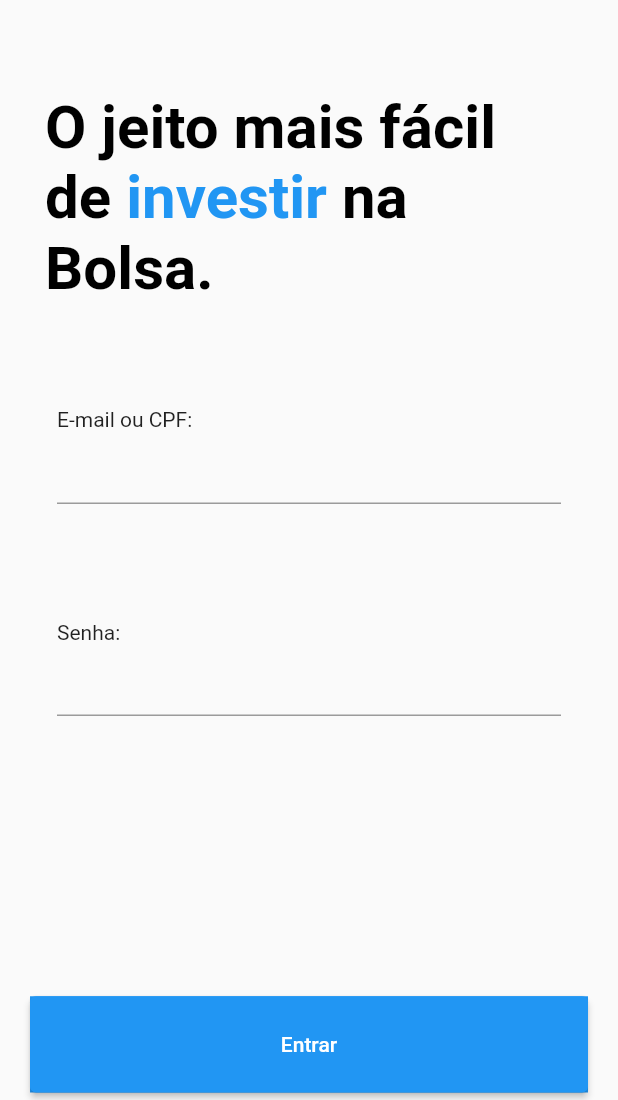
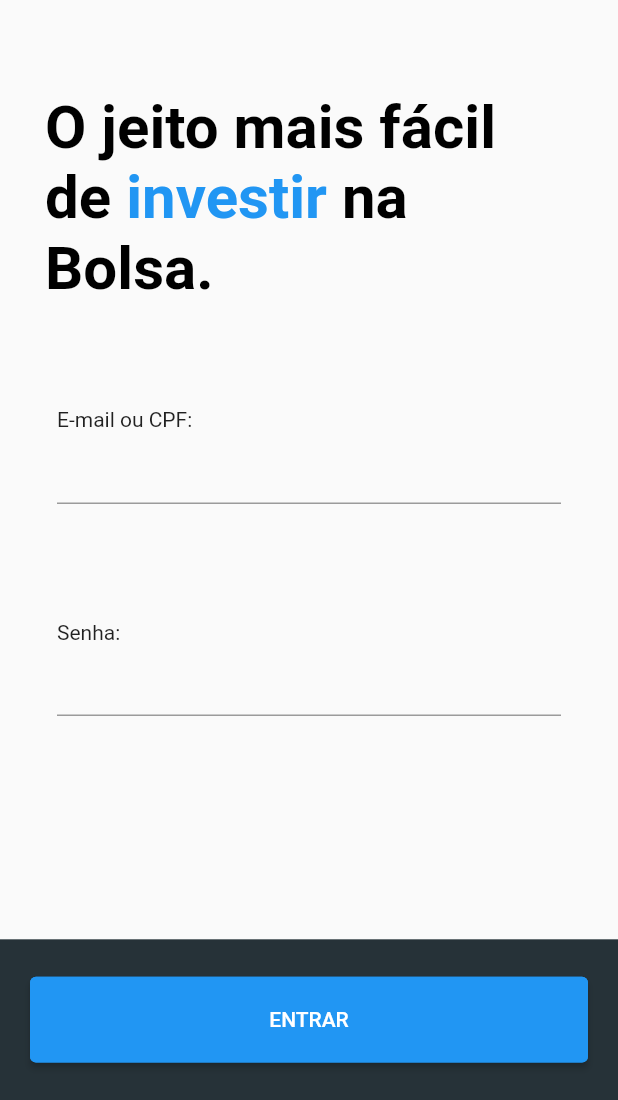
Before and after one commit to MatheusMontanha/desafio, a Flutter app: the LoginPageWidget screen opened by its route, on a phone screen of 412 x 824 dp, the part 136-1236 px from its top. Run offline on Flutter 3.47's test engine with Material 2 defaults, Android fonts, the phone set to English and light mode, and no system bars; our stand-ins replace carousel_slider, flutter_svg, smooth_page_indicator.

Commit message:
button design adjustments

```diff
--- a/technical_case/lib/modules/login_module/widgets/login_widget.dart
+++ b/technical_case/lib/modules/login_module/widgets/login_widget.dart
@@ -66,10 +66,15 @@ class _LoginPageWidgetState extends State<LoginPageWidget> {
             ),
           ),
         ),
-        bottomNavigationBar: const DefaultButton(
-          color: Colors.blue,
-          label: "Entrar",
-          labelColor: Colors.white,
+        bottomNavigationBar: Container(
+          height: MediaQuery.of(context).size.height * 0.13,
+          color: Colors.blueGrey[900],
+          child: DefaultButton(
+            color: Colors.blue,
+            label: loginTexts.singInTextButton,
+            labelColor: Colors.white,
+            isPageLogin: true,
+          ),
         ),
       ),
     );
--- a/technical_case/lib/modules/onboarding_module/widgets/onboarding_widget.dart
+++ b/technical_case/lib/modules/onboarding_module/widgets/onboarding_widget.dart
@@ -78,7 +78,7 @@ class _OnboardingPageWidgetState extends State<OnboardingPageWidget> {
                 padding: const EdgeInsets.symmetric(vertical: 25),
                 child: buildIndicator(),
               ),
-              OnboardingButtonsWidget(),
+              const OnboardingButtonsWidget(),
             ],
           ),
         ),
--- a/technical_case/lib/modules/utils/localization/login_strings.dart
+++ b/technical_case/lib/modules/utils/localization/login_strings.dart
@@ -10,4 +10,5 @@ class LoginStrings {
   String get titleThirdPartLoginPage => "na Bolsa.";
   String get titleTextFormFieldEmail => "E-mail ou CPF:";
   String get titleTextFormFieldPassword => "Senha:";
+  String get singInTextButton => "ENTRAR";
 }
--- a/technical_case/lib/modules/widgets/global_button_widget.dart
+++ b/technical_case/lib/modules/widgets/global_button_widget.dart
@@ -1,33 +1,39 @@
 import 'package:flutter/material.dart';
+import 'package:technical_case/modules/router/routes.dart';
 
 class DefaultButton extends StatelessWidget {
   final Color color;
   final String label;
   final Color labelColor;
+  final bool isPageLogin;
   const DefaultButton({
     Key? key,
     required this.color,
     required this.label,
     required this.labelColor,
+    this.isPageLogin = false,
   }) : super(key: key);
 
   @override
   Widget build(BuildContext context) {
     return SizedBox(
-      //  color: Colors.blueGrey[900],
-      // color: color,
       height: MediaQuery.of(context).size.height * 0.09,
       width: double.infinity,
       child: Padding(
-        padding: const EdgeInsets.symmetric(horizontal: 20, vertical: 05),
+        padding: EdgeInsets.symmetric(
+            horizontal: 20, vertical: isPageLogin ? 25.0 : 5.0),
         child: Column(
           children: [
             Expanded(
-              child: Container(
-                color: color,
+              child: SizedBox(
                 width: double.infinity,
                 child: ElevatedButton(
-                  onPressed: () {},
+                  style: ElevatedButton.styleFrom(
+                      primary: color,
+                      side: const BorderSide(color: Colors.blue, width: 2)),
+                  onPressed: () => isPageLogin
+                      ? null
+                      : Navigator.pushNamed(context, loginScreenRoute),
                   child: Text(
                     label,
                     style: TextStyle(color: labelColor, fontSize: 14),
```
